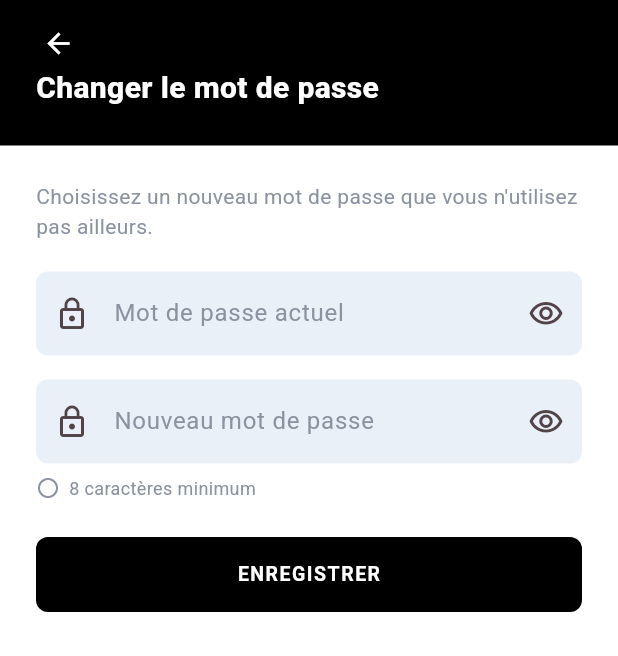
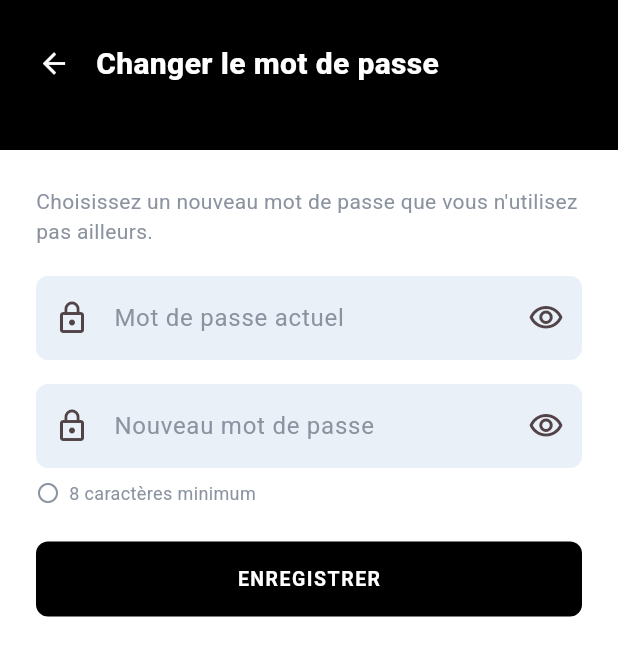
Before and after one commit to Alibalti592/Hssan-Delivery, a Flutter app: the ChangePasswordScreen screen opened directly, on a phone screen of 412 x 824 dp. Shown: the top 656 px of the screen. Run offline on Flutter 3.47's test engine with Material 3 defaults, Android fonts, the phone set to English and light mode, and no system bars; our stand-ins replace cached_network_image, firebase_core, firebase_messaging, flutter_map, flutter_secure_storage, geolocator and 3 more; accounts and stored records are empty; network calls fail; statements that could not run were skipped.

Commit message:
App: back arrow on the title's line in dark headers
The back arrow sat alone on a line above the title ("Créer un compte"
and the other DarkHeader screens). It now sits left of the title, centered
on its line, with the subtitle under the title. While a form is sending,
the arrow is greyed out (backEnabled) instead of removed, so the title
doesn't jump.

Co-Authored-By: Claude Opus 5.5 <noreply@anthropic.com>
Claude-Session: https://claude.ai/code/session_01B6RWxUSN3bwsXdDHTuPsqN

```diff
--- a/mobile/lib/auth/change_password_screen.dart
+++ b/mobile/lib/auth/change_password_screen.dart
@@ -73,7 +73,8 @@ class _ChangePasswordScreenState extends State<ChangePasswordScreen> {
           children: [
             DarkHeader(
               title: 'Changer le mot de passe',
-              onBack: _saving ? null : () => Navigator.of(context).pop(),
+              onBack: () => Navigator.of(context).pop(),
+              backEnabled: !_saving,
             ),
             Expanded(
               child: SingleChildScrollView(
--- a/mobile/lib/auth/delete_account_screen.dart
+++ b/mobile/lib/auth/delete_account_screen.dart
@@ -91,7 +91,8 @@ class _DeleteAccountScreenState extends State<DeleteAccountScreen> {
             children: [
               DarkHeader(
                 title: 'Supprimer mon compte',
-                onBack: _deleting ? null : () => Navigator.of(context).pop(),
+                onBack: () => Navigator.of(context).pop(),
+                backEnabled: !_deleting,
               ),
               Expanded(
                 child: SingleChildScrollView(
--- a/mobile/lib/auth/register_screen.dart
+++ b/mobile/lib/auth/register_screen.dart
@@ -74,7 +74,8 @@ class _RegisterScreenState extends State<RegisterScreen> {
               DarkHeader(
                 title: 'Créer un compte',
                 subtitle: 'Commandez en quelques secondes',
-                onBack: busy ? null : () => Navigator.of(context).pop(),
+                onBack: () => Navigator.of(context).pop(),
+                backEnabled: !busy,
               ),
               Expanded(child: _form(context, busy)),
             ],
--- a/mobile/lib/bills/bill_form_screen.dart
+++ b/mobile/lib/bills/bill_form_screen.dart
@@ -180,7 +180,8 @@ class _BillFormScreenState extends State<BillFormScreen> {
             DarkHeader(
               title: provider.name,
               subtitle: _isTransfer ? 'Envoyer un mandat' : 'Payer une facture',
-              onBack: _submitting ? null : () => Navigator.of(context).pop(),
+              onBack: () => Navigator.of(context).pop(),
+              backEnabled: !_submitting,
             ),
             Expanded(
               child: SingleChildScrollView(
--- a/mobile/lib/client/add_address_screen.dart
+++ b/mobile/lib/client/add_address_screen.dart
@@ -181,7 +181,8 @@ class _AddAddressScreenState extends State<AddAddressScreen> {
           children: [
             DarkHeader(
               title: _isEditing ? 'Modifier l\'adresse' : 'Nouvelle adresse',
-              onBack: _saving ? null : () => Navigator.of(context).pop(),
+              onBack: () => Navigator.of(context).pop(),
+              backEnabled: !_saving,
             ),
             Expanded(
               child: ListView(
--- a/mobile/lib/client/checkout_screen.dart
+++ b/mobile/lib/client/checkout_screen.dart
@@ -166,7 +166,8 @@ class _CheckoutScreenState extends State<CheckoutScreen> {
             DarkHeader(
               title: 'Livraison',
               subtitle: cart.restaurantName ?? 'Vérifiez votre commande',
-              onBack: _submitting ? null : () => Navigator.of(context).pop(),
+              onBack: () => Navigator.of(context).pop(),
+              backEnabled: !_submitting,
             ),
             Expanded(
               child: SingleChildScrollView(
--- a/mobile/lib/client/parcel_form_screen.dart
+++ b/mobile/lib/client/parcel_form_screen.dart
@@ -86,7 +86,8 @@ class _ParcelFormScreenState extends State<ParcelFormScreen> {
             DarkHeader(
               title: 'Colis',
               subtitle: 'Envoyer un colis',
-              onBack: _submitting ? null : () => Navigator.of(context).pop(),
+              onBack: () => Navigator.of(context).pop(),
+              backEnabled: !_submitting,
             ),
             Expanded(
               child: SingleChildScrollView(
--- a/mobile/lib/widgets/dark_header.dart
+++ b/mobile/lib/widgets/dark_header.dart
@@ -15,6 +15,7 @@ class DarkHeader extends StatelessWidget {
     required this.title,
     this.subtitle,
     this.onBack,
+    this.backEnabled = true,
     this.trailing,
     this.centered = false,
     super.key,
@@ -23,67 +24,35 @@ class DarkHeader extends StatelessWidget {
   final String title;
   final String? subtitle;
   final VoidCallback? onBack;
+
+  /// False greys the back arrow out (e.g. while a form is sending) without
+  /// removing it, so the title doesn't jump.
+  final bool backEnabled;
   final Widget? trailing;
   final bool centered;
 
   @override
   Widget build(BuildContext context) {
     final statusBar = MediaQuery.paddingOf(context).top;
-    return AnnotatedRegion<SystemUiOverlayStyle>(
-      value: statusBarOnDark,
-      child: Container(
-        width: double.infinity,
-        color: navy,
-        padding: EdgeInsets.fromLTRB(
-          24,
-          statusBar + (onBack != null ? 14 : 28),
-          24,
-          24,
-        ),
-        child: Column(
+    final titleStyle = const TextStyle(
+      color: Colors.white,
+      fontSize: 20,
+      fontWeight: FontWeight.w800,
+    );
+
+    final titleBlock = Column(
       crossAxisAlignment: centered
           ? CrossAxisAlignment.center
           : CrossAxisAlignment.start,
+      mainAxisSize: MainAxisSize.min,
       children: [
-            if (onBack != null)
-              Align(
-                alignment: Alignment.centerLeft,
-                child: InkWell(
-                  onTap: onBack,
-                  borderRadius: BorderRadius.circular(20),
-                  child: const Padding(
-                    padding: EdgeInsets.all(4),
-                    child: Icon(
-                      Icons.arrow_back,
-                      color: Colors.white,
-                      size: 22,
-                    ),
-                  ),
-                ),
-              ),
         Row(
           mainAxisSize: centered ? MainAxisSize.min : MainAxisSize.max,
           children: [
             if (!centered)
-                  Expanded(
-                    child: Text(
-                      title,
-                      style: const TextStyle(
-                        color: Colors.white,
-                        fontSize: 20,
-                        fontWeight: FontWeight.w800,
-                      ),
-                    ),
-                  )
+              Expanded(child: Text(title, style: titleStyle))
             else
-                  Text(
-                    title,
-                    style: const TextStyle(
-                      color: Colors.white,
-                      fontSize: 20,
-                      fontWeight: FontWeight.w800,
-                    ),
-                  ),
+              Text(title, style: titleStyle),
             ?trailing,
           ],
         ),
@@ -96,6 +65,41 @@ class DarkHeader extends StatelessWidget {
           ),
         ],
       ],
+    );
+
+    return AnnotatedRegion<SystemUiOverlayStyle>(
+      value: statusBarOnDark,
+      child: Container(
+        width: double.infinity,
+        color: navy,
+        padding: EdgeInsets.fromLTRB(
+          onBack != null ? 12 : 24,
+          statusBar + 28,
+          24,
+          24,
+        ),
+        // The back arrow sits on the title's line, the subtitle under the
+        // title.
+        child: onBack == null
+            ? titleBlock
+            : Row(
+                crossAxisAlignment: CrossAxisAlignment.start,
+                children: [
+                  // Centered on the title line (24 px), not on title and
+                  // subtitle together: the 48 px button is pulled up 10 px.
+                  Transform.translate(
+                    offset: const Offset(0, -10),
+                    child: IconButton(
+                      onPressed: backEnabled ? onBack : null,
+                      tooltip: 'Retour',
+                      color: Colors.white,
+                      disabledColor: Colors.white38,
+                      icon: const Icon(Icons.arrow_back, size: 22),
+                    ),
+                  ),
+                  const SizedBox(width: 4),
+                  Expanded(child: titleBlock),
+                ],
               ),
       ),
     );
```
Lines whose indentation alone changed are shown as unchanged.
